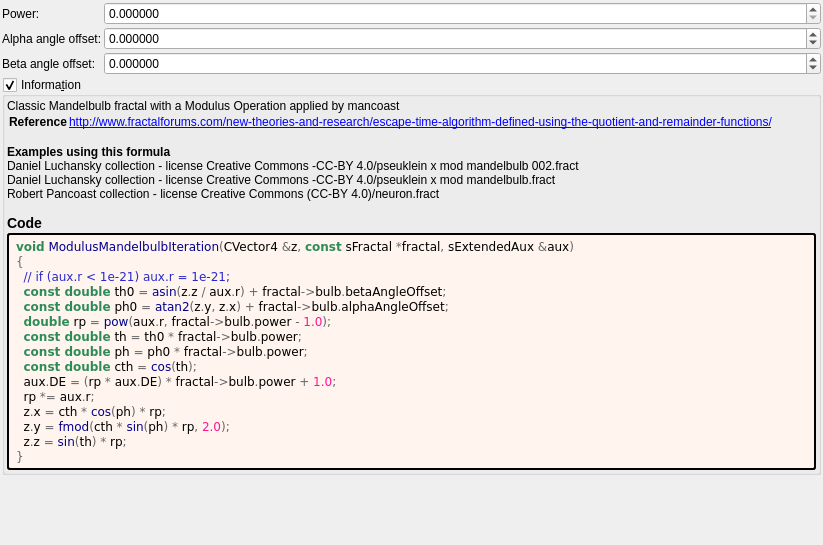
First picture: the form in mandelbulber2/formula/ui/modulus_mandelbulb.ui, repository buddhi1980/mandelbulber2, before the edit.
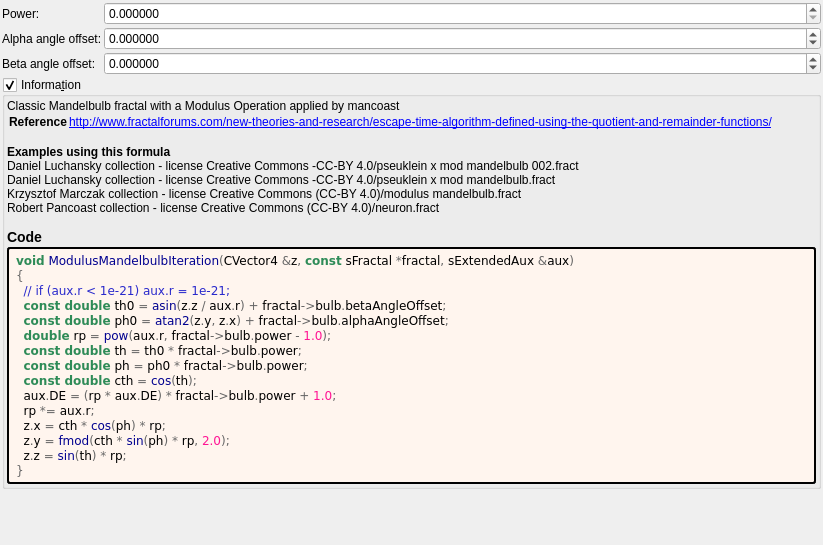
Second picture: the form after the edit. Custom widgets are drawn as their Qt base class.

Commit message: Run populate scripts to refresh OpenCL formulas and UIs

```diff
--- a/mandelbulber2/formula/ui/modulus_mandelbulb.ui
+++ b/mandelbulber2/formula/ui/modulus_mandelbulb.ui
@@ -175,7 +175,7 @@
 &lt;tr&gt;&lt;th&gt;Reference&lt;/th&gt;&lt;td&gt;&lt;a href=&quot;http://www.fractalforums.com/new-theories-and-research/escape-time-algorithm-defined-using-the-quotient-and-remainder-functions/&quot;&gt;http://www.fractalforums.com/new-theories-and-research/escape-time-algorithm-defined-using-the-quotient-and-remainder-functions/&lt;br&gt;
 &lt;/td&gt;&lt;/tr&gt;
 &lt;/table&gt;
-&lt;br&gt;&lt;b&gt;Examples using this formula&lt;/b&gt;&lt;br&gt;Daniel Luchansky collection - license Creative Commons -CC-BY 4.0/pseuklein x mod mandelbulb 002.fract&lt;br&gt;Daniel Luchansky collection - license Creative Commons -CC-BY 4.0/pseuklein x mod mandelbulb.fract&lt;br&gt;Robert Pancoast collection - license Creative Commons (CC-BY 4.0)/neuron.fract&lt;h3&gt;Code&lt;/h3&gt;</string>
+&lt;br&gt;&lt;b&gt;Examples using this formula&lt;/b&gt;&lt;br&gt;Daniel Luchansky collection - license Creative Commons -CC-BY 4.0/pseuklein x mod mandelbulb 002.fract&lt;br&gt;Daniel Luchansky collection - license Creative Commons -CC-BY 4.0/pseuklein x mod mandelbulb.fract&lt;br&gt;Krzysztof Marczak collection - license Creative Commons (CC-BY 4.0)/modulus mandelbulb.fract&lt;br&gt;Robert Pancoast collection - license Creative Commons (CC-BY 4.0)/neuron.fract&lt;h3&gt;Code&lt;/h3&gt;</string>
         </property>
         <property name="wordWrap">
          <bool>true</bool>
```
The commit also changes 59 other files.
